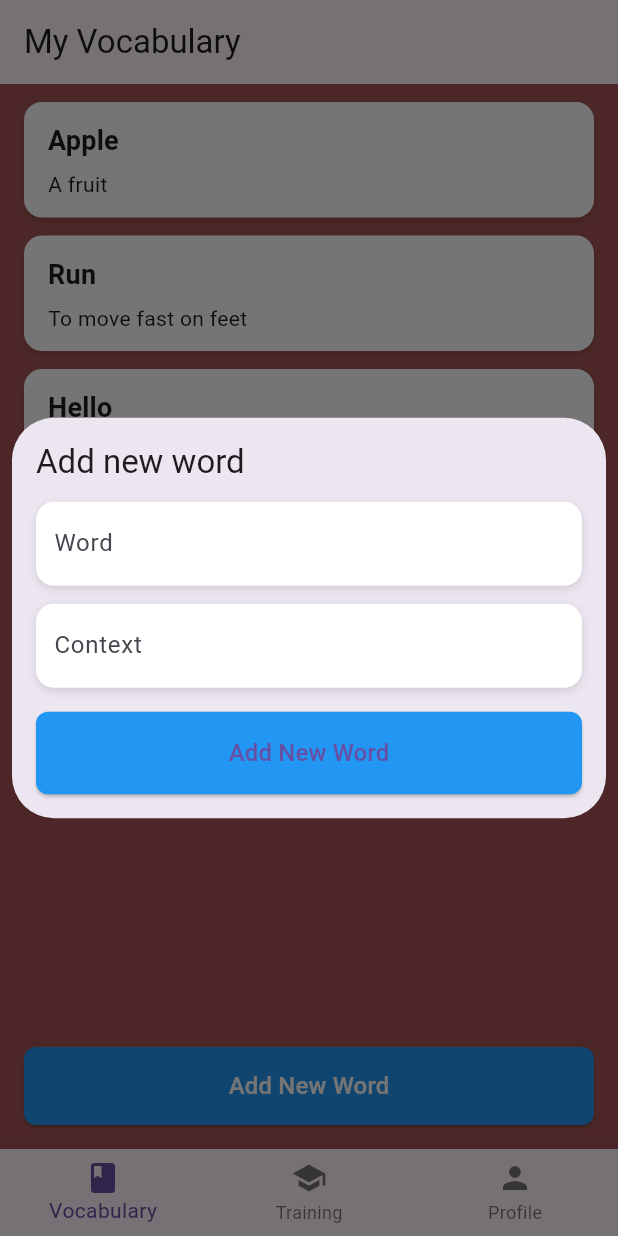
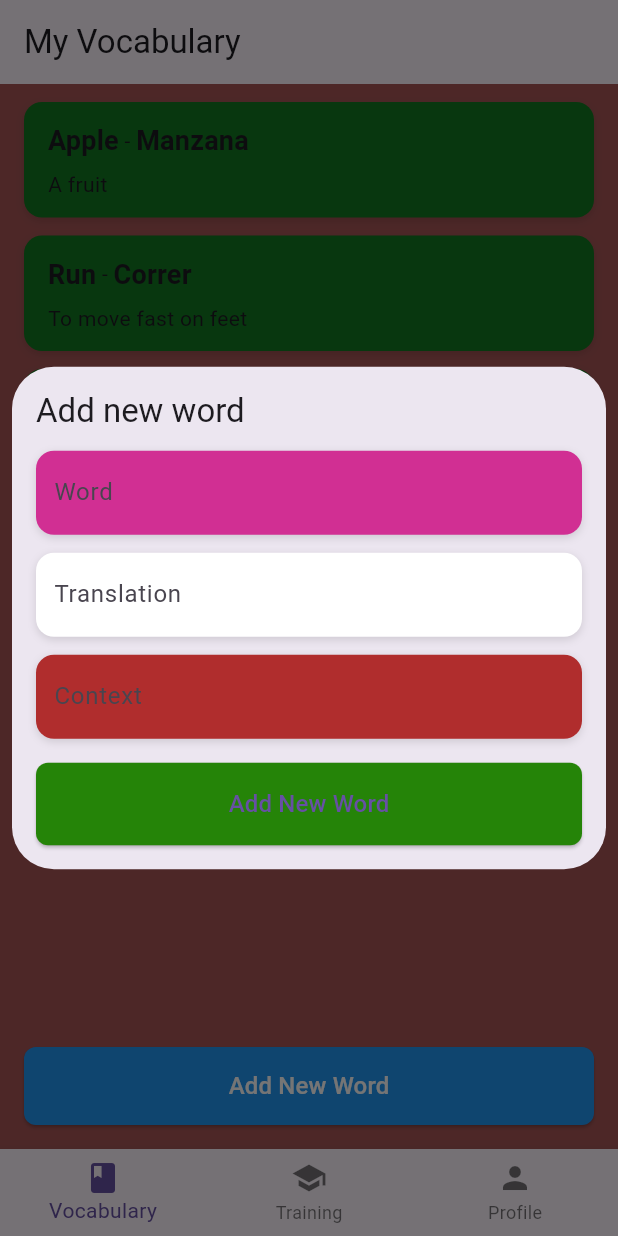
Before and after one commit to Pavel-Zinkevich/vocab_app, a Flutter app: the screen it shows once a user with an empty profile is signed in, after a tap on "Add New Word", on a phone screen of 412 x 824 dp. Run offline on Flutter 3.47's test engine with Material 3 defaults, Android fonts, the light colour scheme and no system bars; our stand-ins replace firebase_auth, firebase_core, google_sign_in, html_unescape, just_audio, shared_preferences; accounts and stored records are empty.

Commit message:
translation

```diff
--- /dev/null
+++ b/devtools_options.yaml
@@ -0,0 +1,3 @@
+description: This file stores settings for Dart & Flutter DevTools.
+documentation: https://docs.flutter.dev/tools/devtools/extensions#configure-extension-enablement-states
+extensions:
--- a/lib/tabs/vocabulary_tab.dart
+++ b/lib/tabs/vocabulary_tab.dart
@@ -8,9 +8,9 @@ class VocabularyTab extends StatefulWidget {
 
 class _VocabularyTabState extends State<VocabularyTab> {
   final List<Map<String, String>> _words = [
-    {'word': 'Apple', 'context': 'A fruit'},
-    {'word': 'Run', 'context': 'To move fast on feet'},
-    {'word': 'Hello', 'context': 'A greeting'},
+    {'word': 'Apple', 'context': 'A fruit', "translation": "Manzana"},
+    {'word': 'Run', 'context': 'To move fast on feet', "translation": "Correr"},
+    {'word': 'Hello', 'context': 'A greeting', "translation": "Hola"},
   ];
 
   void _showAddWordDialog() {
@@ -26,7 +26,8 @@ class _VocabularyTabState extends State<VocabularyTab> {
 
         // Use a Dialog with adaptive inset padding so on phones it can be nearly full-width
         return Dialog(
-          insetPadding: EdgeInsets.symmetric(horizontal: isWide ? 40.0 : 8.0, vertical: 24.0),
+          insetPadding: EdgeInsets.symmetric(
+              horizontal: isWide ? 40.0 : 8.0, vertical: 24.0),
           child: ConstrainedBox(
             constraints: BoxConstraints(maxWidth: 800),
             child: Padding(
@@ -35,15 +36,21 @@ class _VocabularyTabState extends State<VocabularyTab> {
                 mainAxisSize: MainAxisSize.min,
                 crossAxisAlignment: CrossAxisAlignment.stretch,
                 children: [
-                  Text('Add new word', style: Theme.of(context).textTheme.titleLarge),
+                  Text('Add new word',
+                      style: Theme.of(context).textTheme.titleLarge),
                   SizedBox(height: 12),
 
                   // White rounded input for Word
                   Container(
                     decoration: BoxDecoration(
-                      color: Colors.white,
+                      color: const Color.fromARGB(255, 209, 47, 147),
                       borderRadius: BorderRadius.circular(12),
-                      boxShadow: [BoxShadow(color: Colors.black12, blurRadius: 4, offset: Offset(0, 2))],
+                      boxShadow: [
+                        BoxShadow(
+                            color: Colors.black12,
+                            blurRadius: 4,
+                            offset: Offset(0, 2))
+                      ],
                     ),
                     padding: const EdgeInsets.symmetric(horizontal: 12),
                     child: TextField(
@@ -55,15 +62,43 @@ class _VocabularyTabState extends State<VocabularyTab> {
                       ),
                     ),
                   ),
+                  SizedBox(height: 12),
 
+                  // White rounded input for Word
+                  Container(
+                    decoration: BoxDecoration(
+                      color: Colors.white,
+                      borderRadius: BorderRadius.circular(12),
+                      boxShadow: [
+                        BoxShadow(
+                            color: Colors.black12,
+                            blurRadius: 4,
+                            offset: Offset(0, 2))
+                      ],
+                    ),
+                    padding: const EdgeInsets.symmetric(horizontal: 12),
+                    child: TextField(
+                      controller: wordController,
+                      decoration: InputDecoration(
+                        hintText: 'Translation ',
+                        border: InputBorder.none,
+                        contentPadding: EdgeInsets.symmetric(vertical: 16),
+                      ),
+                    ),
+                  ),
                   SizedBox(height: 12),
 
                   // White rounded input for Context
                   Container(
                     decoration: BoxDecoration(
-                      color: Colors.white,
+                      color: const Color.fromARGB(255, 176, 45, 45),
                       borderRadius: BorderRadius.circular(12),
-                      boxShadow: [BoxShadow(color: Colors.black12, blurRadius: 4, offset: Offset(0, 2))],
+                      boxShadow: [
+                        BoxShadow(
+                            color: Colors.black12,
+                            blurRadius: 4,
+                            offset: Offset(0, 2))
+                      ],
                     ),
                     padding: const EdgeInsets.symmetric(horizontal: 12),
                     child: TextField(
@@ -88,18 +123,26 @@ class _VocabularyTabState extends State<VocabularyTab> {
                           final ctx = contextController.text.trim();
                           if (word.isNotEmpty) {
                             setState(() {
-                              _words.insert(0, {'word': word, 'context': ctx});
+                              _words.insert(0, {
+                                'word': word,
+                                'context': ctx,
+                                "translation": ""
+                              });
                             });
                             Navigator.of(context).pop();
                           } else {
                             // show a simple feedback
-                            ScaffoldMessenger.of(context).showSnackBar(SnackBar(content: Text('Please enter a word')));
+                            ScaffoldMessenger.of(context).showSnackBar(
+                                SnackBar(content: Text('Please enter a word')));
                           }
                         },
                         style: ElevatedButton.styleFrom(
-                          backgroundColor: Colors.blue,
-                          padding: EdgeInsets.symmetric(horizontal: 16, vertical: 12),
-                          shape: RoundedRectangleBorder(borderRadius: BorderRadius.circular(8)),
+                          backgroundColor:
+                              const Color.fromARGB(255, 22, 139, 78),
+                          padding: EdgeInsets.symmetric(
+                              horizontal: 16, vertical: 12),
+                          shape: RoundedRectangleBorder(
+                              borderRadius: BorderRadius.circular(8)),
                         ),
                         icon: Icon(Icons.add),
                         label: Text('+ Add New Word'),
@@ -114,19 +157,27 @@ class _VocabularyTabState extends State<VocabularyTab> {
                           final ctx = contextController.text.trim();
                           if (word.isNotEmpty) {
                             setState(() {
-                              _words.insert(0, {'word': word, 'context': ctx});
+                              _words.insert(0, {
+                                'word': word,
+                                'context': ctx,
+                                "translation": ""
+                              });
                             });
                             Navigator.of(context).pop();
                           } else {
-                            ScaffoldMessenger.of(context).showSnackBar(SnackBar(content: Text('Please enter a word')));
+                            ScaffoldMessenger.of(context).showSnackBar(
+                                SnackBar(content: Text('Please enter a word')));
                           }
                         },
                         style: ElevatedButton.styleFrom(
-                          backgroundColor: Colors.blue,
+                          backgroundColor:
+                              const Color.fromARGB(255, 37, 132, 8),
                           padding: EdgeInsets.symmetric(vertical: 16),
-                          shape: RoundedRectangleBorder(borderRadius: BorderRadius.circular(8)),
+                          shape: RoundedRectangleBorder(
+                              borderRadius: BorderRadius.circular(8)),
                         ),
-                        child: Text('Add New Word', style: TextStyle(fontSize: 16)),
+                        child: Text('Add New Word',
+                            style: TextStyle(fontSize: 16)),
                       ),
                     ),
                 ],
@@ -155,21 +206,48 @@ class _VocabularyTabState extends State<VocabularyTab> {
                     borderRadius: BorderRadius.circular(12),
                     onTap: () {
                       // Open definition page
-                      Navigator.of(context).push(MaterialPageRoute(builder: (_) => DefinitionPage(word: item['word'] ?? '')));
+                      Navigator.of(context).push(MaterialPageRoute(
+                          builder: (_) =>
+                              DefinitionPage(word: item['word'] ?? '')));
                     },
                     child: Container(
                       decoration: BoxDecoration(
-                        color: Colors.white,
+                        color: const Color.fromARGB(255, 17, 119, 32),
                         borderRadius: BorderRadius.circular(12),
-                        boxShadow: [BoxShadow(color: Colors.black12, blurRadius: 4, offset: Offset(0, 2))],
+                        boxShadow: [
+                          BoxShadow(
+                              color: Colors.black12,
+                              blurRadius: 4,
+                              offset: Offset(0, 2))
+                        ],
                       ),
-                      padding: const EdgeInsets.symmetric(horizontal: 16, vertical: 12),
+                      padding: const EdgeInsets.symmetric(
+                          horizontal: 16, vertical: 12),
                       child: Column(
                         crossAxisAlignment: CrossAxisAlignment.start,
                         children: [
-                          Text(
-                            item['word'] ?? '',
-                            style: Theme.of(context).textTheme.titleMedium?.copyWith(fontSize: 18, fontWeight: FontWeight.w600),
+                          Row(
+                            children: [
+                              Text(
+                                item['word'] ?? '',
+                                style: Theme.of(context)
+                                    .textTheme
+                                    .titleMedium
+                                    ?.copyWith(
+                                        fontSize: 18,
+                                        fontWeight: FontWeight.w600),
+                              ),
+                              Text(' - '),
+                              Text(
+                                item['translation'] ?? '',
+                                style: Theme.of(context)
+                                    .textTheme
+                                    .titleMedium
+                                    ?.copyWith(
+                                        fontSize: 18,
+                                        fontWeight: FontWeight.w600),
+                              ),
+                            ],
                           ),
                           SizedBox(height: 6),
                           Text(
@@ -192,9 +270,11 @@ class _VocabularyTabState extends State<VocabularyTab> {
               onPressed: _showAddWordDialog,
               style: ElevatedButton.styleFrom(
                 backgroundColor: Colors.blue,
-                shape: RoundedRectangleBorder(borderRadius: BorderRadius.circular(8)),
+                shape: RoundedRectangleBorder(
+                    borderRadius: BorderRadius.circular(8)),
               ),
-              child: Text('Add New Word', style: TextStyle(color: Colors.white, fontSize: 16)),
+              child: Text('Add New Word',
+                  style: TextStyle(color: Colors.white, fontSize: 16)),
             ),
           ),
         ),
```
Also changed, not shown: pubspec.yaml (line endings or trailing spaces), 1 other file.
